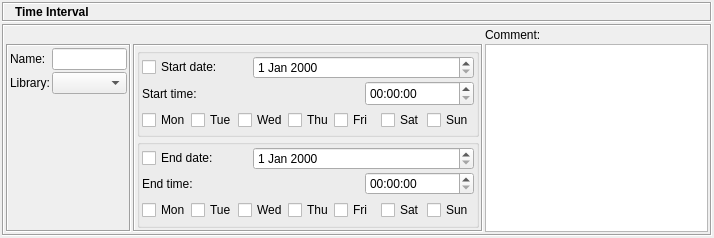
Qt form src/gui/timedialog_q.ui (fwbuilder/fwbuilder) before a commit.
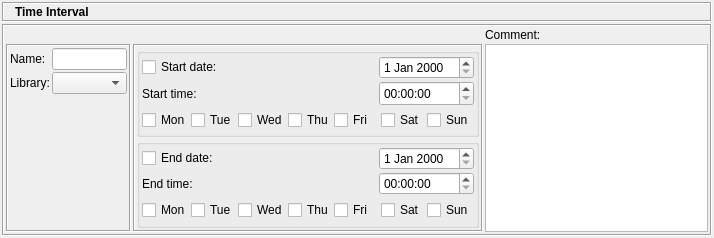
The same form after that commit. Icons and pictures are not drawn.

```diff
--- a/src/gui/timedialog_q.ui
+++ b/src/gui/timedialog_q.ui
@@ -309,7 +309,20 @@
                 </property>
                </widget>
               </item>
-              <item row="0" column="1" colspan="2" >
+              <item row="0" column="1" >
+               <spacer>
+                <property name="orientation" >
+                 <enum>Qt::Horizontal</enum>
+                </property>
+                <property name="sizeHint" >
+                 <size>
+                  <width>40</width>
+                  <height>20</height>
+                 </size>
+                </property>
+               </spacer>
+              </item>
+              <item row="0" column="2" >
                <widget class="QDateEdit" name="startDate" >
                 <property name="date" >
                  <date>
@@ -320,7 +333,7 @@
                 </property>
                </widget>
               </item>
-              <item row="1" column="0" colspan="2" >
+              <item row="1" column="0" >
                <widget class="QLabel" name="textLabel1_3" >
                 <property name="text" >
                  <string>Start time:</string>
@@ -330,6 +343,19 @@
                 </property>
                </widget>
               </item>
+              <item row="1" column="1" >
+               <spacer>
+                <property name="orientation" >
+                 <enum>Qt::Horizontal</enum>
+                </property>
+                <property name="sizeHint" >
+                 <size>
+                  <width>40</width>
+                  <height>20</height>
+                 </size>
+                </property>
+               </spacer>
+              </item>
               <item row="1" column="2" >
                <widget class="QTimeEdit" name="startTime" >
                 <property name="minimumSize" >
@@ -446,14 +472,27 @@
               <property name="verticalSpacing" >
                <number>2</number>
               </property>
-              <item row="0" column="0" >
+              <item row="0" column="0" colspan="2" >
                <widget class="QCheckBox" name="useEndDate" >
                 <property name="text" >
                  <string>End date:</string>
                 </property>
                </widget>
               </item>
-              <item row="0" column="1" colspan="2" >
+              <item row="0" column="2" >
+               <spacer>
+                <property name="orientation" >
+                 <enum>Qt::Horizontal</enum>
+                </property>
+                <property name="sizeHint" >
+                 <size>
+                  <width>40</width>
+                  <height>20</height>
+                 </size>
+                </property>
+               </spacer>
+              </item>
+              <item row="0" column="3" >
                <widget class="QDateEdit" name="endDate" >
                 <property name="date" >
                  <date>
@@ -464,7 +503,7 @@
                 </property>
                </widget>
               </item>
-              <item row="1" column="0" colspan="2" >
+              <item row="1" column="0" >
                <widget class="QLabel" name="textLabel1_3_2" >
                 <property name="text" >
                  <string>End time:</string>
@@ -474,10 +513,23 @@
                 </property>
                </widget>
               </item>
-              <item row="1" column="2" >
+              <item row="1" column="1" colspan="2" >
+               <spacer>
+                <property name="orientation" >
+                 <enum>Qt::Horizontal</enum>
+                </property>
+                <property name="sizeHint" >
+                 <size>
+                  <width>40</width>
+                  <height>20</height>
+                 </size>
+                </property>
+               </spacer>
+              </item>
+              <item row="1" column="3" >
                <widget class="QTimeEdit" name="endTime" />
               </item>
-              <item row="2" column="0" colspan="3" >
+              <item row="2" column="0" colspan="4" >
                <widget class="QFrame" name="frame_2" >
                 <property name="frameShape" >
                  <enum>QFrame::NoFrame</enum>
```
